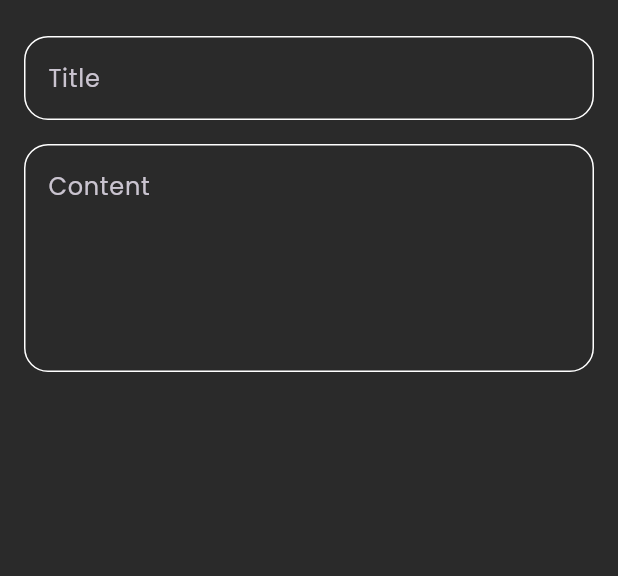
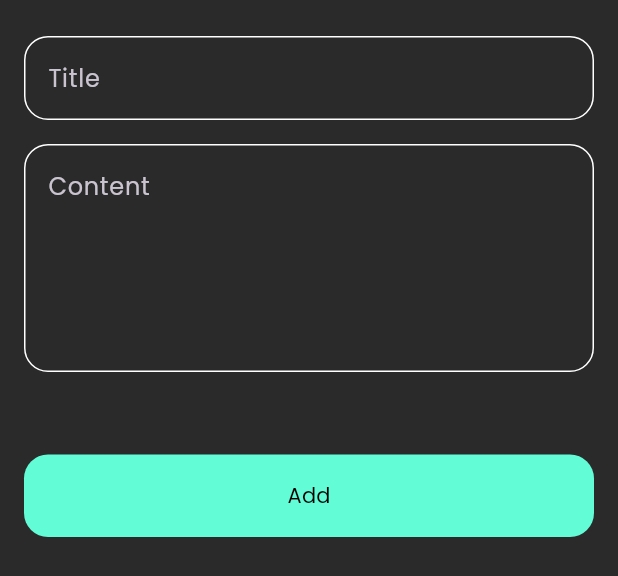
Before and after one commit to MostafaYousry12/Notes_App, a Flutter app: the CustomShowModelSheet widget shown alone on an empty page, opened directly, on a phone screen of 412 x 824 dp. Shown: the top 576 px of the screen. Run offline on Flutter 3.47's test engine with Material 3 defaults, Android fonts, the phone set to English and light mode, and no system bars; our stand-ins replace font_awesome_flutter.

Commit message:
add buttom to custom noteview

```diff
--- /dev/null
+++ b/lib/widgets/custom_buttom.dart
@@ -0,0 +1,27 @@
+import 'package:flutter/material.dart';
+import 'package:notes_app/constants.dart';
+
+class CustomButtom extends StatelessWidget {
+  const CustomButtom({super.key});
+
+  @override
+  Widget build(BuildContext context) {
+    return Container(
+      width: MediaQuery.of(context).size.width,
+      height: 55,
+      decoration: BoxDecoration(
+        borderRadius: BorderRadius.circular(16),
+        color: kPrimaryColor,
+      ),
+      child: TextButton(
+        onPressed: () {},
+        child: const Text(
+          "Add",
+          style: TextStyle(
+            color: Colors.black,
+          ),
+        ),
+      ),
+    );
+  }
+}
--- a/lib/widgets/view_showModelSheet.dart
+++ b/lib/widgets/view_showModelSheet.dart
@@ -1,5 +1,8 @@
 import 'package:flutter/material.dart';
+import 'package:notes_app/constants.dart';
+import 'package:notes_app/widgets/custom_buttom.dart';
 import 'package:notes_app/widgets/custom_text_field.dart';
+import 'package:notes_app/widgets/view_showModelSheet.dart';
 
 class CustomShowModelSheet extends StatelessWidget {
   const CustomShowModelSheet({super.key});
@@ -8,6 +11,7 @@ class CustomShowModelSheet extends StatelessWidget {
   Widget build(BuildContext context) {
     return Padding(
       padding: const EdgeInsets.symmetric(vertical: 24, horizontal: 16),
+      child: SingleChildScrollView(
         child: Container(
           child: const Column(
             children: [
@@ -21,7 +25,12 @@ class CustomShowModelSheet extends StatelessWidget {
                 hint: "Content",
                 maxLines: 5,
               ),
+              SizedBox(
+                height: 55,
+              ),
+              CustomButtom(),
             ],
+          ),
         ),
       ),
     );
```
Lines whose indentation alone changed are shown as unchanged.
